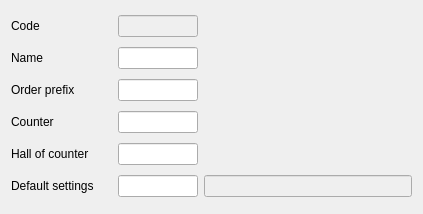
This is Editors/ce5halls.ui in End1-1/Cafe5 as Qt 5 draws it before an edit. The edited form follows.
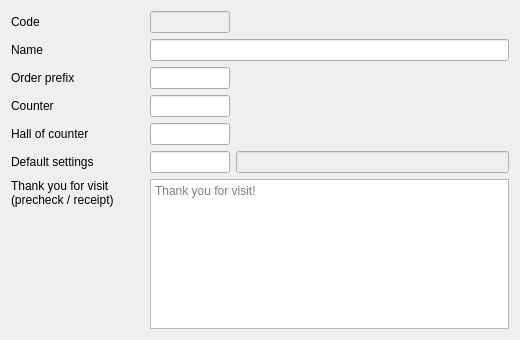
This is the edited form. Custom widgets are drawn as their Qt base class.

The edit to the form file:
```diff
--- a/Editors/ce5halls.ui
+++ b/Editors/ce5halls.ui
@@ -6,22 +6,16 @@
    <rect>
     <x>0</x>
     <y>0</y>
-    <width>423</width>
-    <height>214</height>
+    <width>520</width>
+    <height>340</height>
    </rect>
   </property>
   <property name="windowTitle">
    <string>Form</string>
   </property>
   <layout class="QGridLayout" name="gridLayout">
-   <item row="1" column="1">
+   <item row="1" column="1" colspan="3">
     <widget class="C5LineEditWithSelector" name="lineEdit_2">
-     <property name="maximumSize">
-      <size>
-       <width>80</width>
-       <height>16777215</height>
-      </size>
-     </property>
      <property name="Field" stdset="0">
       <string>f_name</string>
      </property>
@@ -168,6 +162,35 @@
      </property>
     </widget>
    </item>
+   <item row="7" column="0">
+    <widget class="QLabel" name="labelReceiptFooter">
+     <property name="text">
+      <string>Thank you for visit (precheck / receipt)</string>
+     </property>
+     <property name="alignment">
+      <set>Qt::AlignmentFlag::AlignLeading|Qt::AlignmentFlag::AlignTop</set>
+     </property>
+     <property name="wordWrap">
+      <bool>true</bool>
+     </property>
+    </widget>
+   </item>
+   <item row="7" column="1" colspan="3">
+    <widget class="QPlainTextEdit" name="ptReceiptFooter">
+     <property name="minimumSize">
+      <size>
+       <width>0</width>
+       <height>80</height>
+      </size>
+     </property>
+     <property name="placeholderText">
+      <string>Thank you for visit!</string>
+     </property>
+     <property name="Field" stdset="0">
+      <string>f_receipt_footer</string>
+     </property>
+    </widget>
+   </item>
   </layout>
  </widget>
  <customwidgets>
```
